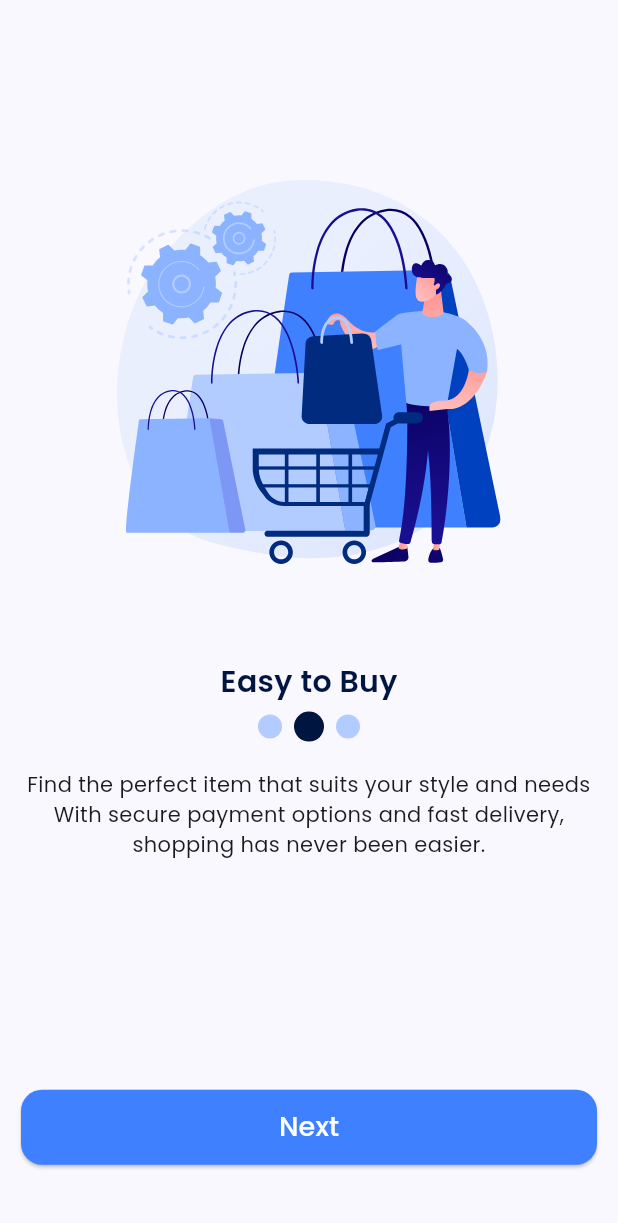
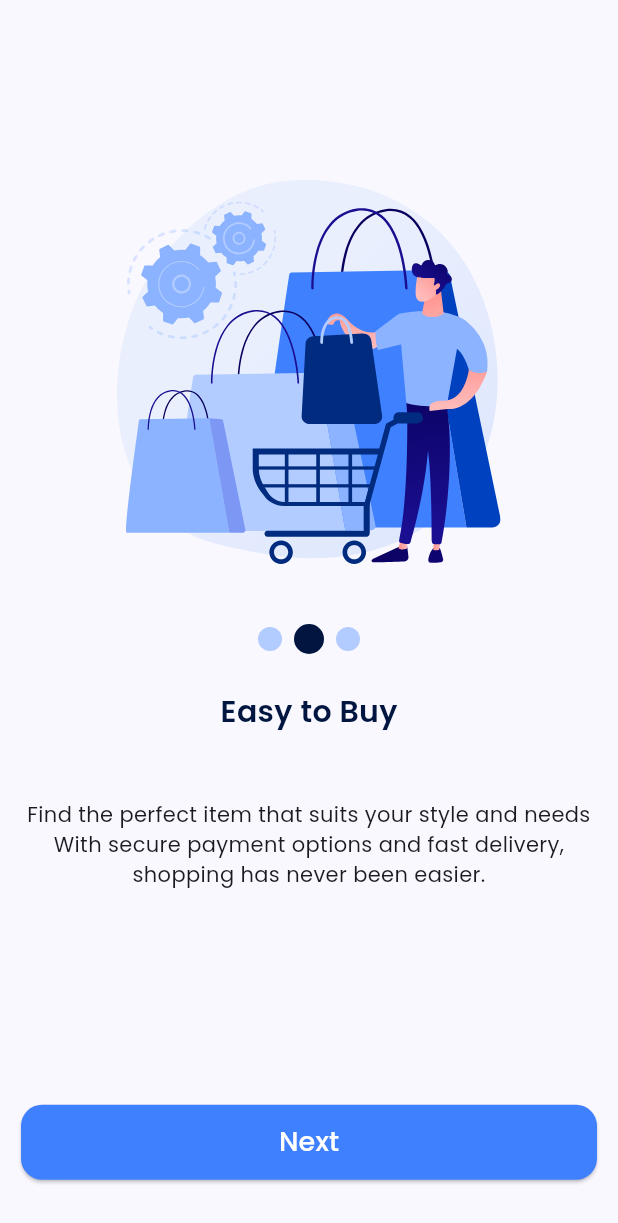
Before and after one commit to AbdullahMohamedAlSayedAbed/marketi, a Flutter app: the screen it shows after launch, swiped to page 2, on a phone screen of 412 x 824 dp. Shown: the top 1223 px of the screen. Run offline on Flutter 3.47's test engine with Material 3 defaults, Android fonts, the phone set to English and light mode, and no system bars; our stand-ins replace animate_do, dio, equatable, flutter_bloc, flutter_svg, fluttertoast and 6 more; project files that could hold a hidden picture were left out.

Commit message:
feat: Refactor onboarding view and dot indicator; streamline widget structure and update animation duration

```diff
--- a/lib/core/utils/on_generate_router.dart
+++ b/lib/core/utils/on_generate_router.dart
@@ -7,7 +7,6 @@ import 'package:marketi/features/auth/presentation/views/login_view.dart';
 import 'package:marketi/features/auth/presentation/views/signup_view.dart';
 import 'package:marketi/features/auth/presentation/views/verification_code_email_view.dart';
 import 'package:marketi/features/auth/presentation/views/verification_code_view.dart';
-import 'package:marketi/features/auth/presentation/views/widgets/create_new_password_view_body.dart';
 import 'package:marketi/features/onboarding/views/onboarding_view.dart';
 import 'package:marketi/features/splash/views/splash_view.dart';
 
--- a/lib/features/onboarding/views/onboarding_view.dart
+++ b/lib/features/onboarding/views/onboarding_view.dart
@@ -48,18 +48,10 @@ class _OnboardingViewState extends State<OnboardingView> {
             setState(() => _currentPage = index);
           },
           itemBuilder: (context, index) {
-            return Stack(
-              alignment: Alignment.topCenter,
-              children: [
-                ItemOnboardingWidget(
-                  item: _onboardingItems[index],
-                  onPressed: () => _onNextPressed(index),
-                ),
-                ListGenerateDotIndicator(
-                  length: _onboardingItems.length,
-                  currentPage: _currentPage,
-                ),
-              ],
+            return ItemOnboardingWidget(
+              index:_currentPage,
+              item: _onboardingItems[index],
+              onPressed: () => _onNextPressed(index),
             );
           },
         ),
--- a/lib/features/onboarding/views/widgets/custom_dot_indicator.dart
+++ b/lib/features/onboarding/views/widgets/custom_dot_indicator.dart
@@ -7,7 +7,7 @@ class CustomDotIndicator extends StatelessWidget {
   @override
   Widget build(BuildContext context) {
     return AnimatedContainer(
-      duration: const Duration(milliseconds: 300),
+      duration: const Duration(milliseconds: 400),
       width: isActive ? 20 : 16,
       height: isActive ? 20 : 16,
       decoration: ShapeDecoration(
--- a/lib/features/onboarding/views/widgets/item_onboarding_widget.dart
+++ b/lib/features/onboarding/views/widgets/item_onboarding_widget.dart
@@ -5,18 +5,25 @@ import 'package:marketi/core/extension/padding_extension.dart';
 import 'package:marketi/core/utils/app_colors.dart';
 import 'package:marketi/core/utils/styles_app.dart';
 import 'package:marketi/core/widgets/custom_primary_button.dart';
+import 'package:marketi/features/onboarding/views/widgets/list_generate_dot_indicator.dart';
 
 class ItemOnboardingWidget extends StatelessWidget {
-  const ItemOnboardingWidget({super.key, required this.item, this.onPressed});
+  const ItemOnboardingWidget({super.key, required this.item, this.onPressed, required this.index});
   final ({String description, String image, String textBut, String title}) item;
   final void Function()? onPressed;
+  final int index;
   @override
   Widget build(BuildContext context) {
     return Column(
       children: [
         Flexible(child: SizedBox(height: 120)),
         SvgPicture.asset(item.image),
-        SizedBox(height: 64),
+        SizedBox(height: 40),
+        ListGenerateDotIndicator(
+          length: 3,
+          currentPage: index,
+        ),
+        SizedBox(height: 24),
         Text(
           item.title,
           style: AppStyles().style20w600.copyWith(
--- a/lib/features/onboarding/views/widgets/list_generate_dot_indicator.dart
+++ b/lib/features/onboarding/views/widgets/list_generate_dot_indicator.dart
@@ -14,18 +14,13 @@ class ListGenerateDotIndicator extends StatelessWidget {
 
   @override
   Widget build(BuildContext context) {
-    return Positioned(
-      bottom: MediaQuery.sizeOf(context).height * 0.4,
-      left: 0,
-      right: 0,
-      child: Row(
+    return Row(
       mainAxisAlignment: MainAxisAlignment.center,
       children: List.generate(length, (dotIndex) {
         return CustomDotIndicator(
           isActive: dotIndex == currentPage,
         ).paddingSymmetric(horizontalPadding: 4.0);
       }),
-      ),
     );
   }
 }
```
Lines whose indentation alone changed are shown as unchanged.
